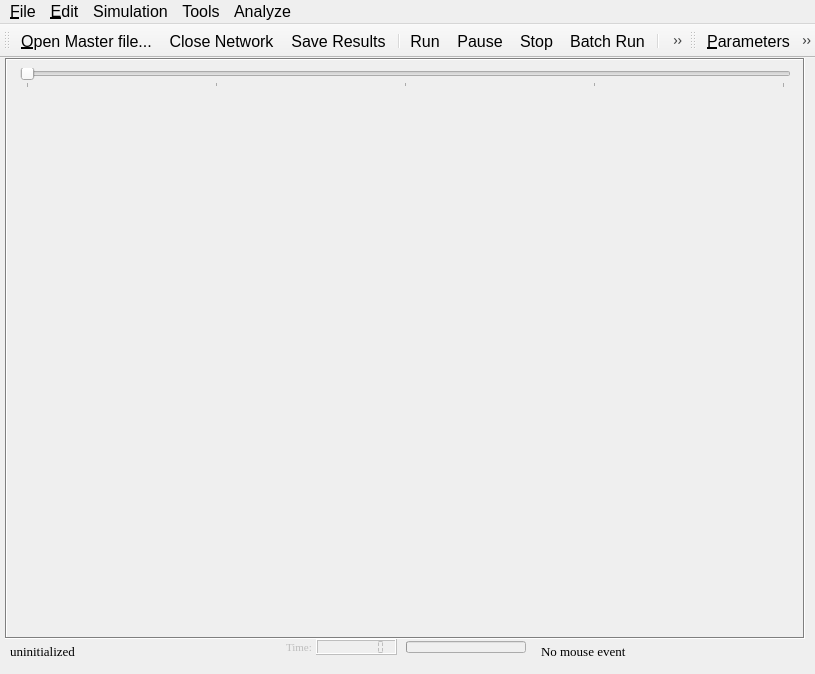
This is branches/multiclass/gui/canvas_qt4.ui in OdedCats/mezzo as Qt 5 draws it before an edit. The edited form follows.
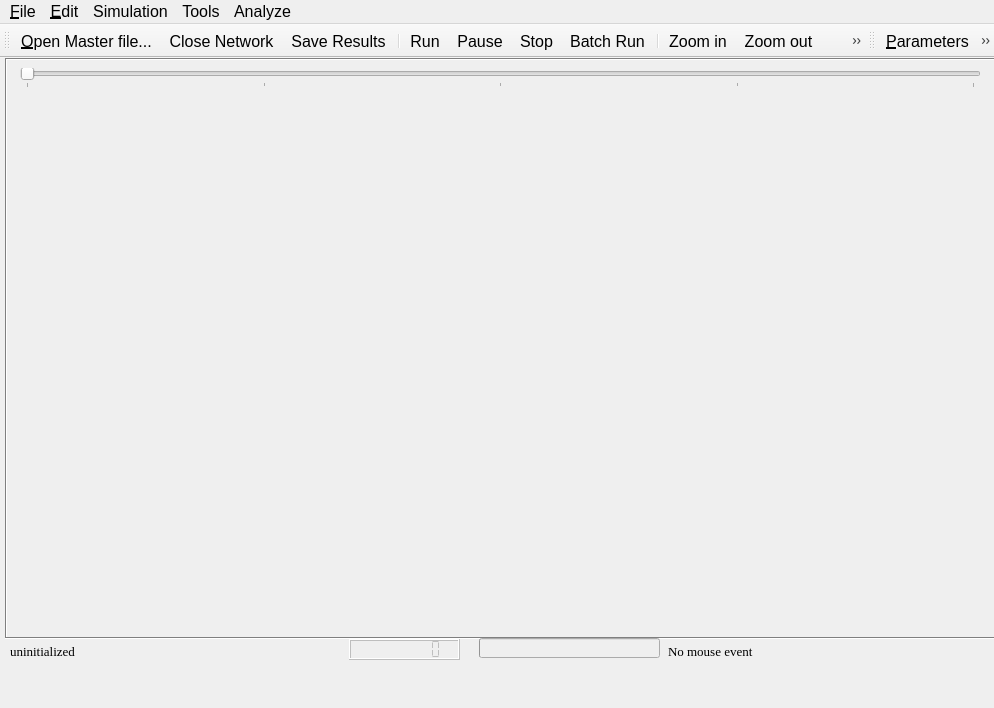
This is the edited form. Icons and pictures are not drawn.

```diff
--- a/branches/multiclass/gui/canvas_qt4.ui
+++ b/branches/multiclass/gui/canvas_qt4.ui
@@ -6,8 +6,8 @@
    <rect>
     <x>0</x>
     <y>0</y>
-    <width>815</width>
-    <height>674</height>
+    <width>994</width>
+    <height>708</height>
    </rect>
   </property>
   <property name="sizePolicy">
@@ -55,7 +55,7 @@
      <rect>
       <x>5</x>
       <y>0</y>
-      <width>800</width>
+      <width>991</width>
       <height>581</height>
      </rect>
     </property>
@@ -474,7 +474,7 @@
      <rect>
       <x>10</x>
       <y>578</y>
-      <width>791</width>
+      <width>981</width>
       <height>31</height>
      </rect>
     </property>
@@ -518,10 +518,10 @@
        <widget class="QLCDNumber" name="LCDNumber">
         <property name="geometry">
          <rect>
-          <x>40</x>
+          <x>10</x>
           <y>3</y>
-          <width>81</width>
-          <height>16</height>
+          <width>111</width>
+          <height>21</height>
          </rect>
         </property>
         <property name="sizePolicy">
@@ -555,10 +555,10 @@
        <widget class="QProgressBar" name="progressbar">
         <property name="geometry">
          <rect>
-          <x>130</x>
-          <y>5</y>
-          <width>120</width>
-          <height>12</height>
+          <x>140</x>
+          <y>2</y>
+          <width>181</width>
+          <height>20</height>
          </rect>
         </property>
         <property name="sizePolicy">
@@ -580,34 +580,6 @@
          </font>
         </property>
        </widget>
-       <widget class="QLabel" name="TextLabel12">
-        <property name="geometry">
-         <rect>
-          <x>10</x>
-          <y>0</y>
-          <width>41</width>
-          <height>22</height>
-         </rect>
-        </property>
-        <property name="sizePolicy">
-         <sizepolicy hsizetype="Fixed" vsizetype="Fixed">
-          <horstretch>0</horstretch>
-          <verstretch>0</verstretch>
-         </sizepolicy>
-        </property>
-        <property name="font">
-         <font>
-          <family>Times New Roman</family>
-          <pointsize>8</pointsize>
-         </font>
-        </property>
-        <property name="text">
-         <string>Time:</string>
-        </property>
-        <property name="wordWrap">
-         <bool>false</bool>
-        </property>
-       </widget>
       </widget>
      </item>
      <item>
@@ -645,7 +617,7 @@
      <rect>
       <x>20</x>
       <y>10</y>
-      <width>771</width>
+      <width>961</width>
       <height>20</height>
      </rect>
     </property>
@@ -724,8 +696,8 @@
     <rect>
      <x>0</x>
      <y>0</y>
-     <width>815</width>
-     <height>26</height>
+     <width>994</width>
+     <height>38</height>
     </rect>
    </property>
    <widget class="QMenu" name="fileMenu">
```
